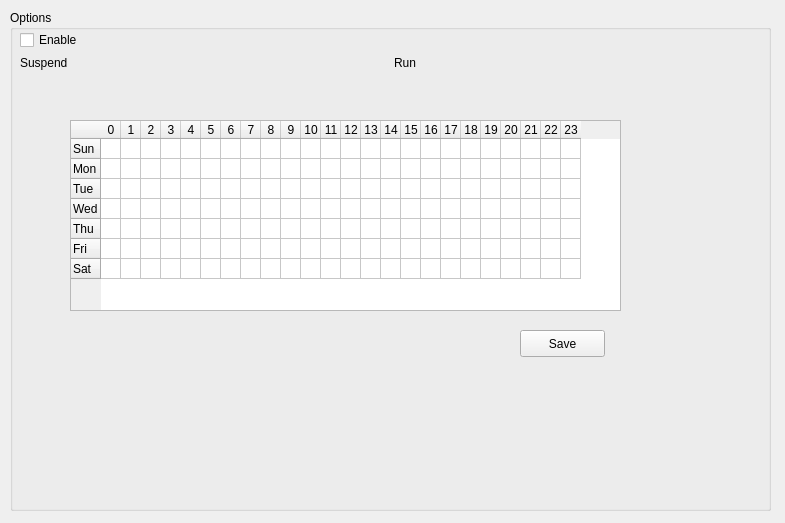
This is src/gui/schedulesettings.ui in nextcloud/desktop as Qt 5 draws it before an edit. The edited form follows.
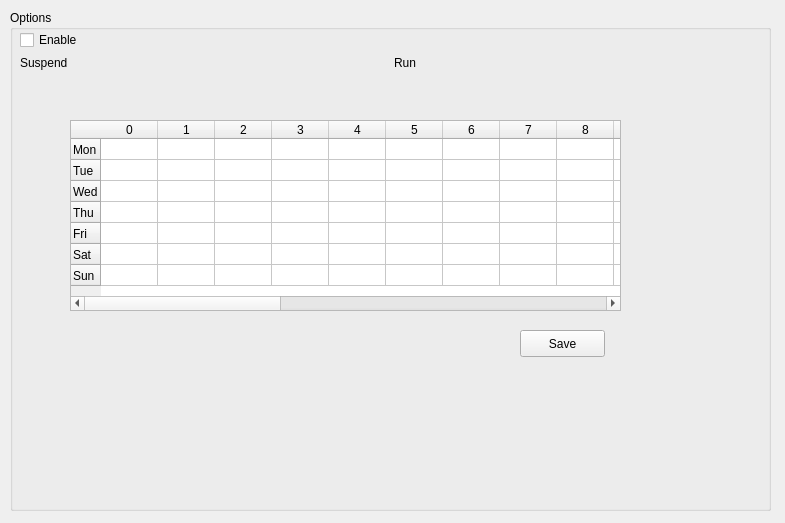
This is the edited form.

The edit to the form file:
```diff
--- a/src/gui/schedulesettings.ui
+++ b/src/gui/schedulesettings.ui
@@ -103,7 +103,7 @@
         <bool>true</bool>
        </attribute>
        <attribute name="horizontalHeaderDefaultSectionSize">
-        <number>20</number>
+        <number>57</number>
        </attribute>
        <attribute name="horizontalHeaderMinimumSectionSize">
         <number>20</number>
@@ -115,16 +115,11 @@
         <bool>true</bool>
        </attribute>
        <attribute name="verticalHeaderDefaultSectionSize">
-        <number>20</number>
+        <number>21</number>
        </attribute>
        <attribute name="verticalHeaderMinimumSectionSize">
         <number>20</number>
        </attribute>
-       <row>
-        <property name="text">
-         <string>Sun</string>
-        </property>
-       </row>
        <row>
         <property name="text">
          <string>Mon</string>
@@ -155,6 +150,11 @@
          <string>Sat</string>
         </property>
        </row>
+       <row>
+        <property name="text">
+         <string>Sun</string>
+        </property>
+       </row>
        <column>
         <property name="text">
          <string>0</string>
```
